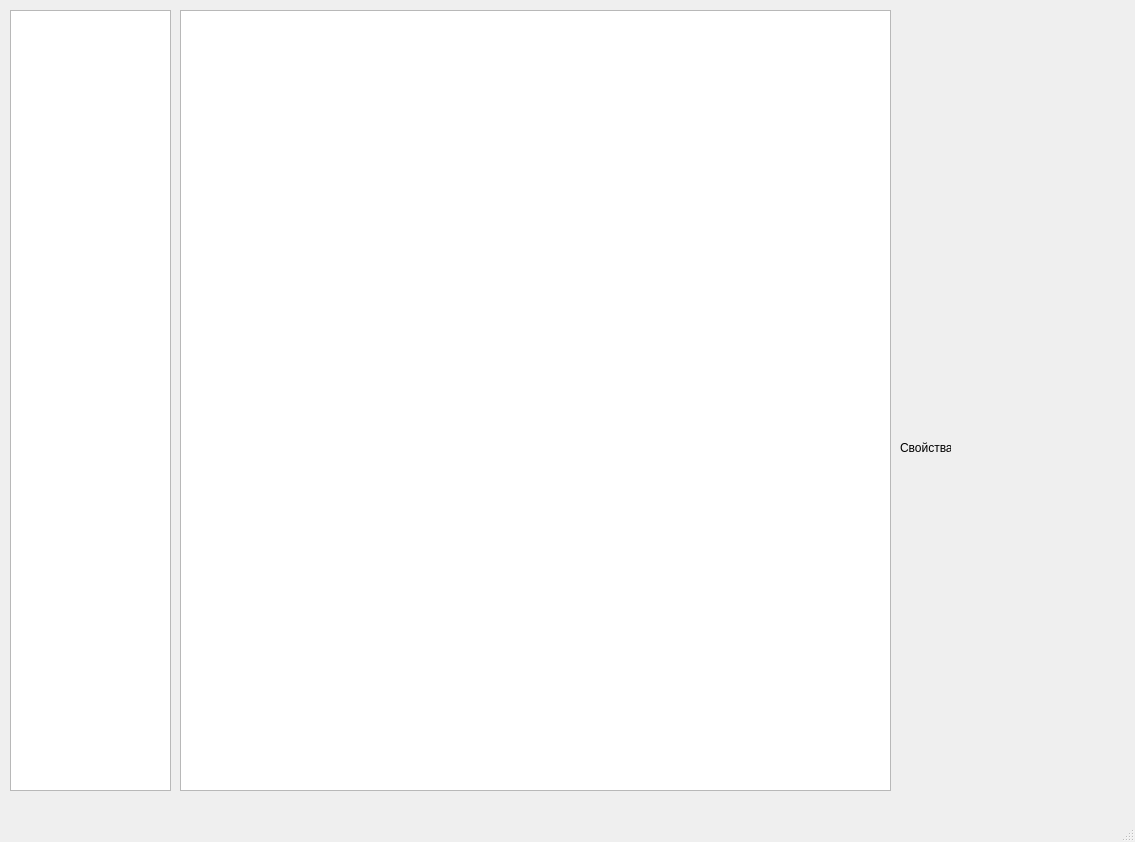
The window that MainWindow.ui (eastpriSs/Howard) describes before a commit, drawn with Qt 5.
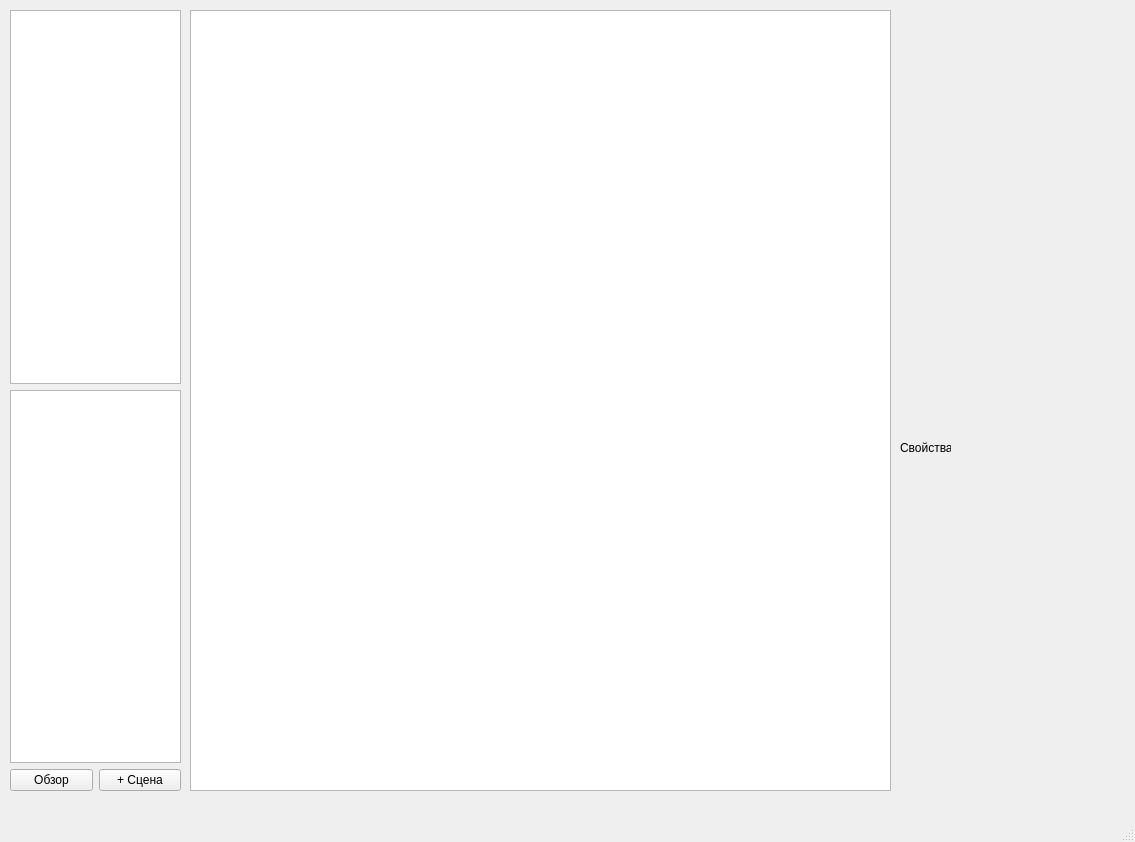
The same window after the commit.

Commit message: upgrade scene list

Patch:
```diff
--- a/MainWindow.ui
+++ b/MainWindow.ui
@@ -17,19 +17,9 @@
    <widget class="QGraphicsView" name="graphicsView">
     <property name="geometry">
      <rect>
-      <x>180</x>
+      <x>190</x>
       <y>10</y>
-      <width>711</width>
-      <height>781</height>
-     </rect>
-    </property>
-   </widget>
-   <widget class="QListWidget" name="toolList">
-    <property name="geometry">
-     <rect>
-      <x>10</x>
-      <y>10</y>
-      <width>161</width>
+      <width>701</width>
       <height>781</height>
      </rect>
     </property>
@@ -58,6 +48,42 @@
      <string>Свойства</string>
     </property>
    </widget>
+   <widget class="QWidget" name="layoutWidget">
+    <property name="geometry">
+     <rect>
+      <x>10</x>
+      <y>10</y>
+      <width>171</width>
+      <height>781</height>
+     </rect>
+    </property>
+    <layout class="QVBoxLayout" name="verticalLayout">
+     <item>
+      <widget class="QListWidget" name="toolList"/>
+     </item>
+     <item>
+      <widget class="QListWidget" name="sceneList"/>
+     </item>
+     <item>
+      <layout class="QHBoxLayout" name="horizontalLayout">
+       <item>
+        <widget class="QPushButton" name="scenesViewBtn">
+         <property name="text">
+          <string>Обзор</string>
+         </property>
+        </widget>
+       </item>
+       <item>
+        <widget class="QPushButton" name="addSceneBtn">
+         <property name="text">
+          <string>+ Сцена</string>
+         </property>
+        </widget>
+       </item>
+      </layout>
+     </item>
+    </layout>
+   </widget>
   </widget>
   <widget class="QMenuBar" name="menubar">
    <property name="geometry">
```
The commit also changes 3 other files.
